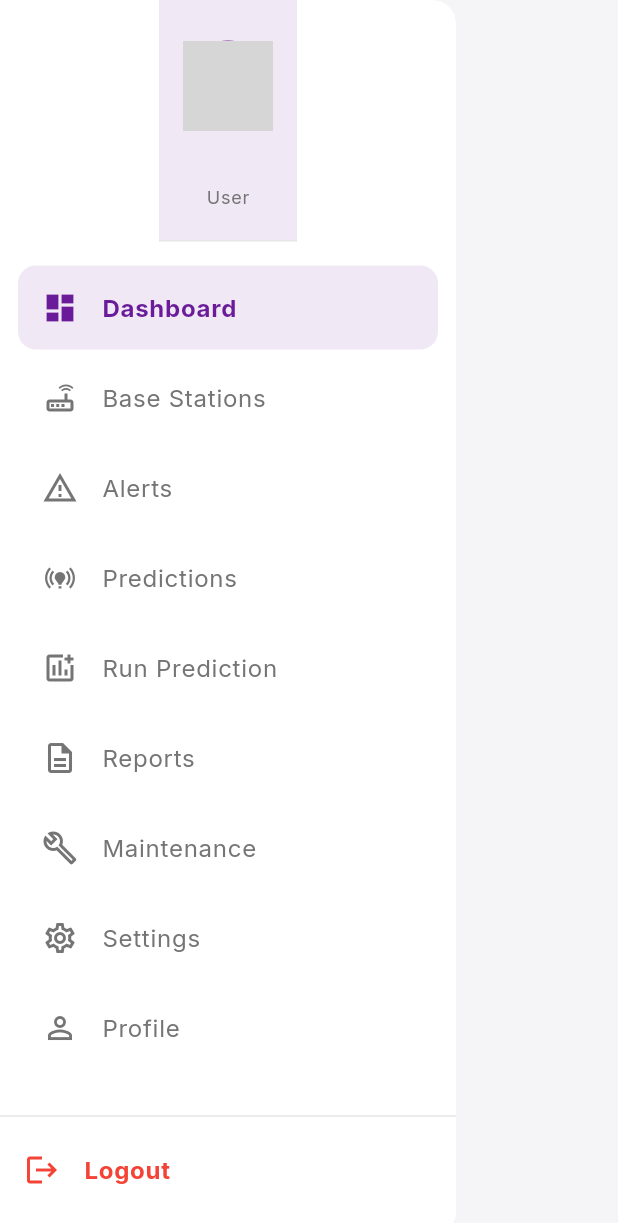
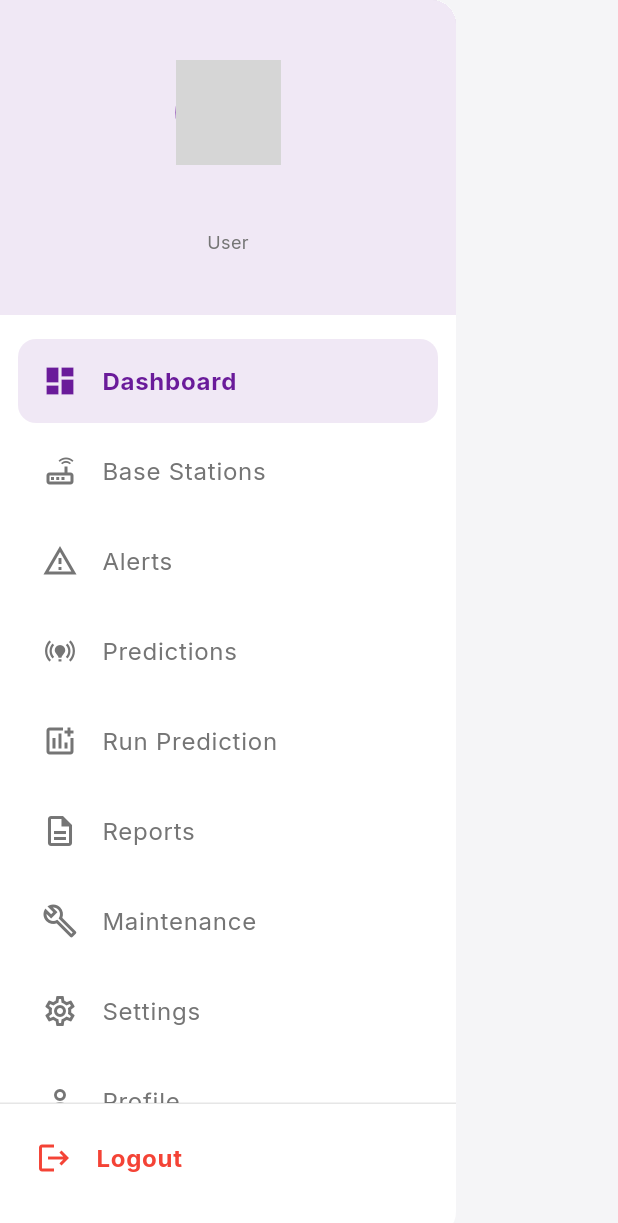
Before and after one commit to Vhybz/telecommaintt, a Flutter app: the SideDrawer widget shown alone on an empty page, opened directly with empty values, on a phone screen of 412 x 824 dp. Shown: the top 1223 px of the screen. Run offline on Flutter 3.47's test engine with Material 3 defaults, Android fonts, the phone set to English and light mode, and no system bars; our stand-ins replace dio, fl_chart, flutter_dotenv, flutter_map, flutter_riverpod, freezed_annotation and 7 more; accounts and stored records are empty; network calls fail; grey boxes are pictures that could not be loaded.

```diff
--- a/lib/widgets/side_drawer.dart
+++ b/lib/widgets/side_drawer.dart
@@ -8,11 +8,13 @@ import 'package:telecomf/features/auth/data/auth_repository.dart';
 class SideDrawer extends ConsumerWidget {
   final int selectedIndex;
   final Function(int) onDestinationSelected;
+  final bool isDrawer;
 
   const SideDrawer({
     super.key,
     required this.selectedIndex,
     required this.onDestinationSelected,
+    this.isDrawer = true,
   });
 
   @override
@@ -20,12 +22,12 @@ class SideDrawer extends ConsumerWidget {
     final primaryColor = Theme.of(context).colorScheme.primary;
     final profileAsync = ref.watch(userProfileProvider);
 
-    return Drawer(
-      backgroundColor: Theme.of(context).cardColor,
-      child: Column(
+    final content = Column(
       children: [
         // Header Section
-          DrawerHeader(
+        Container(
+          width: double.infinity,
+          padding: const EdgeInsets.symmetric(vertical: 40, horizontal: 20),
           decoration: BoxDecoration(
             color: primaryColor.withValues(alpha: 0.1),
           ),
@@ -34,20 +36,24 @@ class SideDrawer extends ConsumerWidget {
               mainAxisAlignment: MainAxisAlignment.center,
               children: [
                 CircleAvatar(
-                    radius: 30,
+                  radius: 35,
                   backgroundColor: primaryColor,
                   backgroundImage: profile?['avatar_url'] != null
                       ? NetworkImage(profile!['avatar_url'])
                       : null,
                   child: profile?['avatar_url'] == null
-                        ? const Icon(Icons.person, color: Colors.white, size: 30)
+                      ? const Icon(Icons.person, color: Colors.white, size: 35)
                       : null,
                 ),
-                  const SizedBox(height: 12),
+                const SizedBox(height: 16),
                 Text(
                   profile?['full_name'] ?? 'User',
                   style: const TextStyle(fontWeight: FontWeight.bold, fontSize: 16),
+                  textAlign: TextAlign.center,
+                  maxLines: 1,
+                  overflow: TextOverflow.ellipsis,
                 ),
+                const SizedBox(height: 4),
                 Text(
                   profile?['roles']?['name'] ?? 'Staff',
                   style: TextStyle(fontSize: 12, color: Theme.of(context).colorScheme.onSurfaceVariant),
@@ -62,7 +68,7 @@ class SideDrawer extends ConsumerWidget {
         // Navigation Items
         Expanded(
           child: ListView(
-              padding: const EdgeInsets.symmetric(horizontal: 12, vertical: 8),
+            padding: const EdgeInsets.symmetric(horizontal: 12, vertical: 16),
             children: [
               _buildNavItem(context, ref, Icons.dashboard_outlined, Icons.dashboard, 'Dashboard', 0),
               _buildNavItem(context, ref, Icons.router_outlined, Icons.router, 'Base Stations', 1),
@@ -77,10 +83,11 @@ class SideDrawer extends ConsumerWidget {
           ),
         ),
 
-          const Divider(),
+        const Divider(height: 1),
 
         // Logout Button
         ListTile(
+          contentPadding: const EdgeInsets.symmetric(horizontal: 24, vertical: 8),
           leading: const Icon(Icons.logout, color: AppColors.error),
           title: const Text('Logout', style: TextStyle(color: AppColors.error, fontWeight: FontWeight.bold)),
           onTap: () async {
@@ -92,7 +99,26 @@ class SideDrawer extends ConsumerWidget {
         ),
         const SizedBox(height: 16),
       ],
+    );
+
+    if (isDrawer) {
+      return Drawer(
+        backgroundColor: Theme.of(context).cardColor,
+        child: content,
+      );
+    }
+
+    return Container(
+      width: 280,
+      decoration: BoxDecoration(
+        color: Theme.of(context).cardColor,
+        border: Border(
+          right: BorderSide(
+            color: Theme.of(context).dividerColor.withValues(alpha: 0.1),
           ),
+        ),
+      ),
+      child: content,
     );
   }
 
@@ -118,7 +144,7 @@ class SideDrawer extends ConsumerWidget {
           ),
         ),
         onTap: () {
-          Navigator.pop(context); // Close drawer
+          if (isDrawer) Navigator.pop(context);
           onDestinationSelected(index);
         },
       ),
```
Also changed, not shown: lib/features/dashboard/presentation/dashboard_screen.dart (+86 -52 lines). Lines whose indentation alone changed are shown as unchanged.
